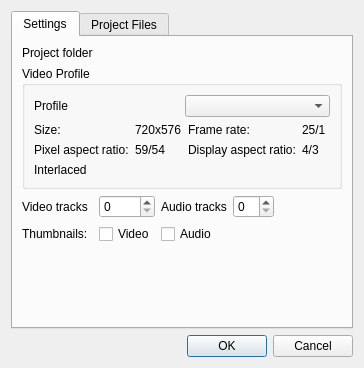
Before: the Qt Designer form src/widgets/projectsettings_ui.ui in KDE/kdenlive, drawn with Qt 5.
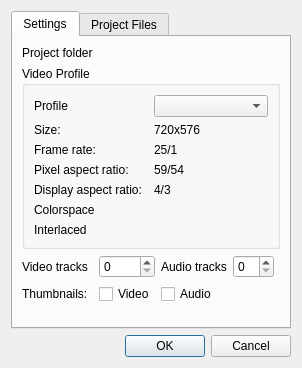
After: the same form once the commit is applied. Custom widgets are drawn as their Qt base class.

Commit message: Show the recently introduced colorspace info in profile dialogs

Diff of the .ui file:
```diff
--- a/src/widgets/projectsettings_ui.ui
+++ b/src/widgets/projectsettings_ui.ui
@@ -6,7 +6,7 @@
    <rect>
     <x>0</x>
     <y>0</y>
-    <width>349</width>
+    <width>295</width>
     <height>320</height>
    </rect>
   </property>
@@ -23,7 +23,7 @@
       <attribute name="title">
        <string>Settings</string>
       </attribute>
-      <layout class="QGridLayout" name="gridLayout_3">
+      <layout class="QGridLayout" name="gridLayout_2">
        <item row="0" column="0">
         <widget class="QLabel" name="label_4">
          <property name="text">
@@ -39,7 +39,7 @@
          <property name="title">
           <string>Video Profile</string>
          </property>
-         <layout class="QGridLayout" name="gridLayout_2">
+         <layout class="QGridLayout" name="gridLayout">
           <item row="0" column="0">
            <widget class="QLabel" name="label">
             <property name="text">
@@ -50,67 +50,77 @@
           <item row="0" column="1">
            <widget class="KComboBox" name="profiles_list"/>
           </item>
-          <item row="1" column="0" colspan="2">
-           <layout class="QGridLayout" name="gridLayout">
-            <item row="0" column="0">
+          <item row="1" column="0">
              <widget class="QLabel" name="label_5">
               <property name="text">
                <string>Size:</string>
               </property>
              </widget>
             </item>
-            <item row="0" column="1">
+          <item row="1" column="1">
              <widget class="QLabel" name="p_size">
               <property name="text">
                <string>720x576</string>
               </property>
              </widget>
             </item>
-            <item row="0" column="2">
+          <item row="2" column="0">
              <widget class="QLabel" name="label_3">
               <property name="text">
                <string>Frame rate:</string>
               </property>
              </widget>
             </item>
-            <item row="0" column="3">
+          <item row="2" column="1">
              <widget class="QLabel" name="p_fps">
               <property name="text">
                <string>25/1</string>
               </property>
              </widget>
             </item>
-            <item row="1" column="0">
+          <item row="3" column="0">
              <widget class="QLabel" name="label_9">
               <property name="text">
                <string>Pixel aspect ratio:</string>
               </property>
              </widget>
             </item>
-            <item row="1" column="1">
+          <item row="3" column="1">
              <widget class="QLabel" name="p_aspect">
               <property name="text">
                <string>59/54</string>
               </property>
              </widget>
             </item>
-            <item row="1" column="2">
+          <item row="4" column="0">
              <widget class="QLabel" name="label_10">
               <property name="text">
                <string>Display aspect ratio:</string>
               </property>
              </widget>
             </item>
-            <item row="1" column="3">
+          <item row="4" column="1">
              <widget class="QLabel" name="p_display">
               <property name="text">
                <string>4/3</string>
               </property>
              </widget>
             </item>
-           </layout>
+          <item row="5" column="0">
+           <widget class="QLabel" name="label_15">
+            <property name="text">
+             <string>Colorspace</string>
+            </property>
+           </widget>
           </item>
-          <item row="2" column="0" colspan="2">
+          <item row="5" column="1">
+           <widget class="QLabel" name="p_colorspace">
+            <property name="text">
+             <string/>
+            </property>
+           </widget>
+          </item>
+          <item row="6" column="0" colspan="2">
            <widget class="QLabel" name="p_progressive">
             <property name="text">
              <string>Interlaced</string>
@@ -174,7 +184,7 @@
          </property>
         </widget>
        </item>
-       <item row="3" column="3" colspan="3">
+       <item row="3" column="3" colspan="2">
         <spacer name="horizontalSpacer">
          <property name="orientation">
           <enum>Qt::Horizontal</enum>
@@ -187,7 +197,7 @@
          </property>
         </spacer>
        </item>
-       <item row="4" column="0" colspan="3">
+       <item row="4" column="0" colspan="2">
         <spacer name="verticalSpacer">
          <property name="orientation">
           <enum>Qt::Vertical</enum>
```
Lines whose indentation alone changed are shown as unchanged. The commit also changes 5 other files.
